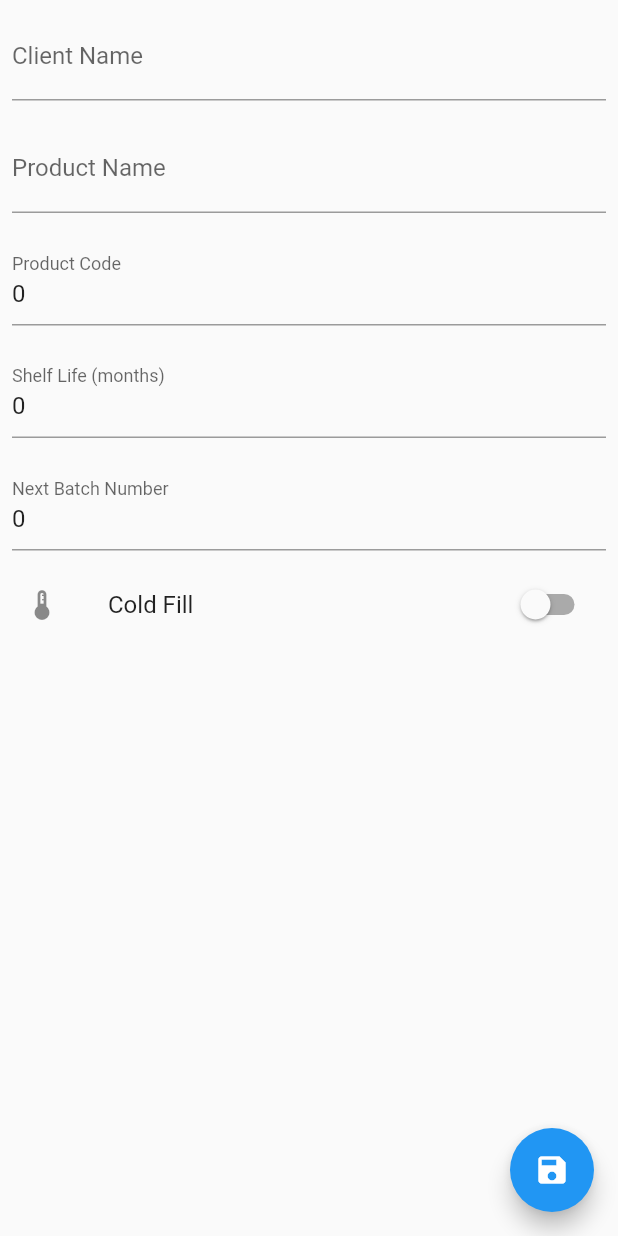
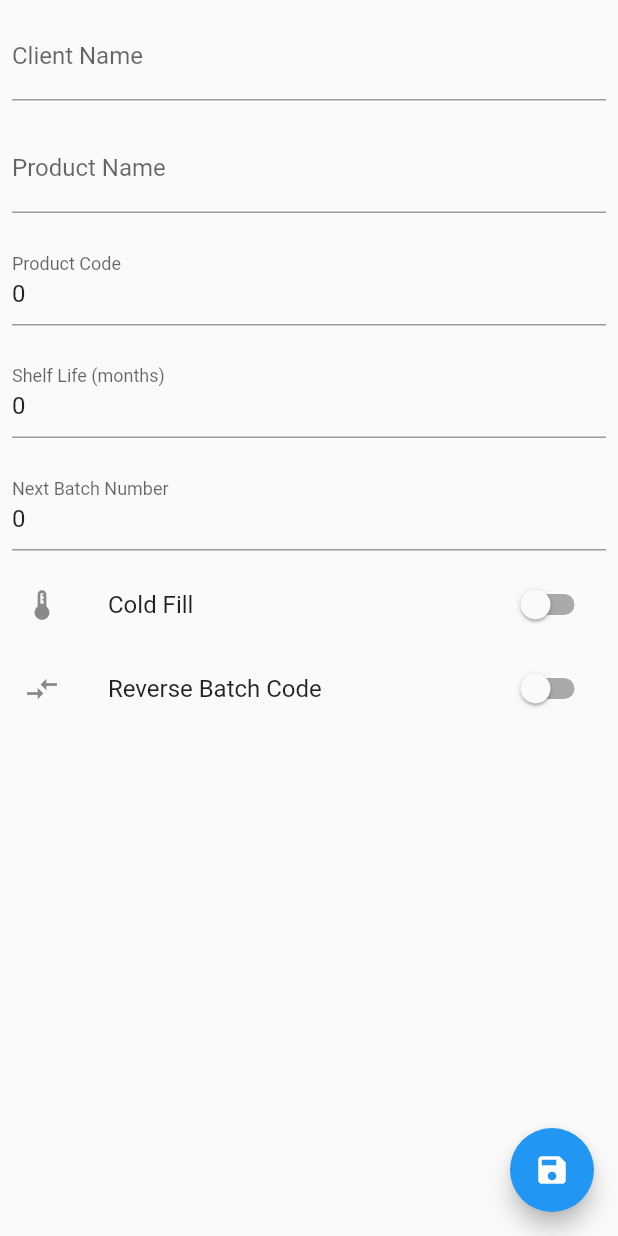
Before and after one commit to simongroom/batcher, a Flutter app: the ProductDetail screen opened directly with empty values, on a phone screen of 412 x 824 dp. Run offline on Flutter 3.47's test engine with Material 2 defaults, Android fonts, the phone set to English and light mode, and no system bars; our stand-ins replace cloud_firestore, firebase_core, pdf, share; missing offline and left inert: cloud_firestore_web, firebase_core_web, flutter_full_pdf_viewer, universal_html; accounts and stored records are empty.

Commit message:
product/batches: give ability to user to set whether the batch code should be reversed for the product

```diff
--- a/lib/batch_detail.dart
+++ b/lib/batch_detail.dart
@@ -35,7 +35,8 @@ class _BatchDetailState extends State<BatchDetail> {
   Widget build(BuildContext context) {
     return Scaffold(
       appBar: AppBar(
-        title: Text("Batch: ${batch.buildBatchCode(product.productCode)}"),
+        title: Text(
+            "Batch: ${batch.buildBatchCode(product.productCode, product.reverseBatchCode)}"),
         actions: [
           ElevatedButton(
             onPressed: () {
@@ -77,7 +78,8 @@ class _BatchDetailState extends State<BatchDetail> {
                 Padding(
                   padding: const EdgeInsets.all(8.0),
                   child: TextFormField(
-                    initialValue: batch.buildBatchCode(product.productCode),
+                    initialValue: batch.buildBatchCode(
+                        product.productCode, product.reverseBatchCode),
                     keyboardType: TextInputType.text,
                     onChanged: (val) {
                       batch.batchCode = val;
--- a/lib/batch_pdf.dart
+++ b/lib/batch_pdf.dart
@@ -34,7 +34,7 @@ reportView(BuildContext context, Batch batch, Product product) async {
               child: widgets.Align(
                 alignment: widgets.Alignment.center,
                 child: widgets.Text(
-                  'Batch: ${batch.buildBatchCode(product.productCode)}',
+                  'Batch: ${batch.buildBatchCode(product.productCode, product.reverseBatchCode)}',
                   style: widgets.TextStyle(
                     fontSize: 36,
                     fontWeight: widgets.FontWeight.bold,
--- a/lib/models/batch.dart
+++ b/lib/models/batch.dart
@@ -100,13 +100,15 @@ class Batch {
     return s;
   }
 
-  String buildBatchCode(int productCode) {
+  String buildBatchCode(int productCode, bool reverseBatchCode) {
     if (batchCode != null) {
       return batchCode;
     } else {
       String batchCodeString = convertIntToString(batchNumber);
       String productCodeString = convertIntToString(productCode);
-      return "$batchCodeString-$productCodeString";
+      return reverseBatchCode
+          ? "$productCodeString-$batchCodeString"
+          : "$batchCodeString-$productCodeString";
     }
   }
 
--- a/lib/models/product.dart
+++ b/lib/models/product.dart
@@ -11,6 +11,7 @@ class Product {
   int shelfLife;
   bool isColdFill = false;
   int nextBatchNumber;
+  bool reverseBatchCode = false;
 
   Product({
     this.productId,
@@ -20,6 +21,7 @@ class Product {
     this.shelfLife,
     this.isColdFill = false,
     this.nextBatchNumber,
+    this.reverseBatchCode = false,
   });
 
   factory Product.fromJson(Map<String, dynamic> json) {
@@ -31,6 +33,7 @@ class Product {
       shelfLife: json['shelf_life'],
       isColdFill: json['is_cold_fill'] ?? false,
       nextBatchNumber: json['next_batch_number'],
+      reverseBatchCode: json['reverse_batch_code'] ?? false,
     );
   }
 
@@ -43,6 +46,7 @@ class Product {
       'shelf_life': shelfLife,
       'is_cold_fill': isColdFill,
       'next_batch_number': nextBatchNumber,
+      'reverse_batch_code': reverseBatchCode,
     };
     return _data;
   }
--- a/lib/product_batches.dart
+++ b/lib/product_batches.dart
@@ -86,7 +86,7 @@ class _ProductBatchesState extends State<ProductBatches> {
                     child: ListTile(
                       leading: Text(formatTimeStampToDateString(batch.date)),
                       title: Text(
-                          "Batch: ${batch.buildBatchCode(product.productCode)}"),
+                          "Batch: ${batch.buildBatchCode(product.productCode, product.reverseBatchCode)}"),
                       subtitle: Text(
                           "Unit Count: ${batch.unitCount.toString()} | Half Gallon Count: ${batch.halfGallonCount.toString()} | Gallon Count: ${batch.gallonCount.toString()} | Pail Count: ${batch.pailCount.toString()}"),
                       trailing: Icon(
--- a/lib/product_detail.dart
+++ b/lib/product_detail.dart
@@ -138,6 +138,16 @@ class _ProductDetailState extends State<ProductDetail> {
               },
               secondary: const Icon(Icons.thermostat_sharp),
             ),
+            SwitchListTile(
+              title: const Text('Reverse Batch Code'),
+              value: product.reverseBatchCode,
+              onChanged: (bool value) {
+                setState(() {
+                  product.reverseBatchCode = value;
+                });
+              },
+              secondary: const Icon(Icons.compare_arrows),
+            ),
           ],
         ),
       ),
```
